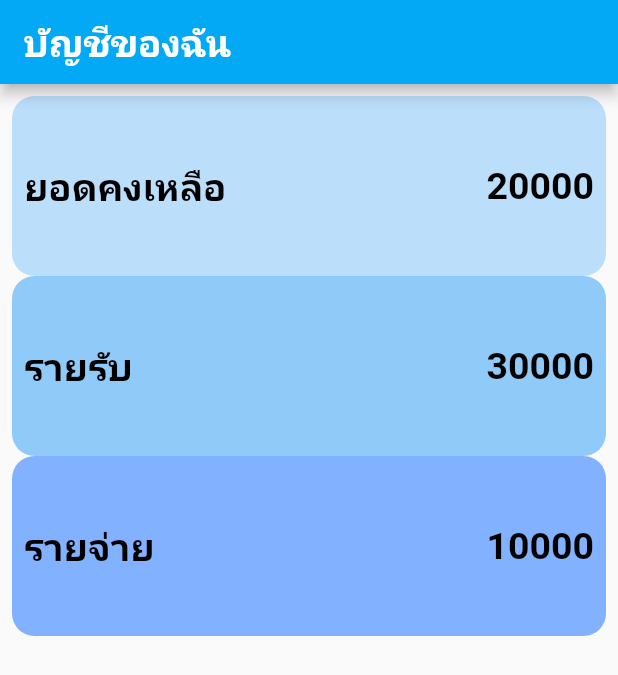
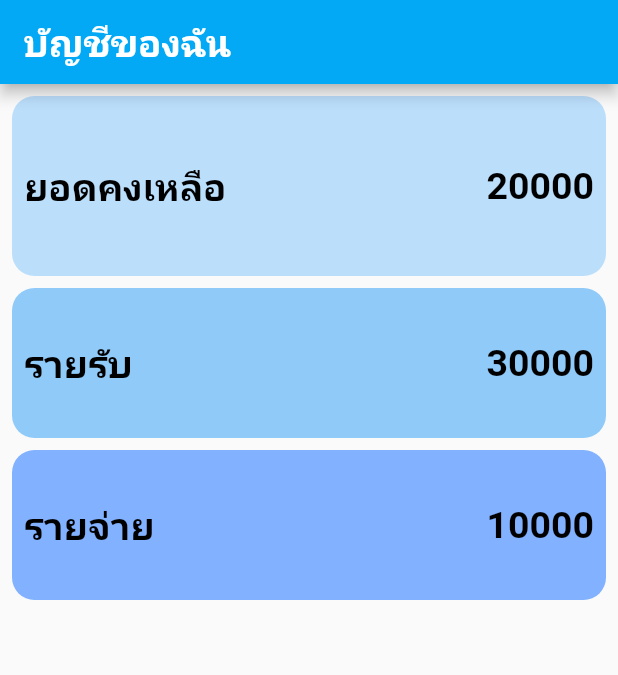
Before and after one commit to Phuthinan/flutter-practicing, a Flutter app: the screen it shows after launch, on a phone screen of 412 x 824 dp. Shown: the top 675 px of the screen. Run offline on Flutter 3.47's test engine with Material 2 defaults, Android fonts, the phone set to English and light mode, and no system bars.

Commit message:
add sizedbox
สร้ากล่องเพื่อเพิ่มช่องว่าง

```diff
--- a/ledger/lib/main.dart
+++ b/ledger/lib/main.dart
@@ -74,13 +74,16 @@ class _myHomePageState extends State<myHomePage>
                   ],
                 ),
               ),
+              SizedBox(
+                height: 8,
+              ),
               Container(
                 padding: const EdgeInsets.all(8.0),
                 decoration: BoxDecoration(
                     color: Colors.blue.shade200,
                     //กำหนดความโค้ง
                     borderRadius: BorderRadius.circular(15)),
-                height: 120,
+                height: 100,
                 child: Row(
                   children: [
                     Text(
@@ -103,13 +106,16 @@ class _myHomePageState extends State<myHomePage>
                   ],
                 ),
               ),
+              SizedBox(
+                height: 8,
+              ),
               Container(
                 padding: const EdgeInsets.all(8.0),
                 decoration: BoxDecoration(
                     color: Colors.blueAccent.shade100,
                     //กำหนดความโค้ง
                     borderRadius: BorderRadius.circular(15)),
-                height: 120,
+                height: 100,
                 child: Row(
                   children: [
                     Text(
```
